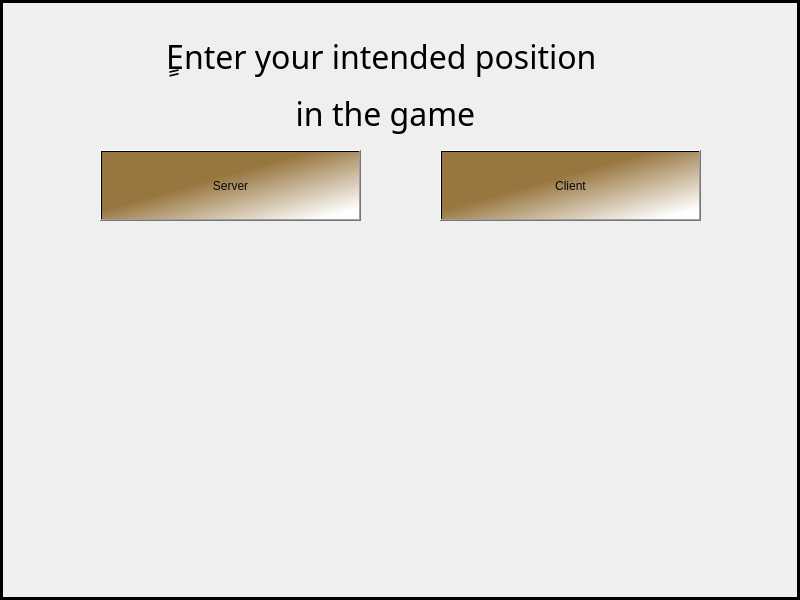
This is SkullKing/clientorserver.ui in faezehghiasi/SkullKing_Game as Qt 5 draws it before an edit. The edited form follows.
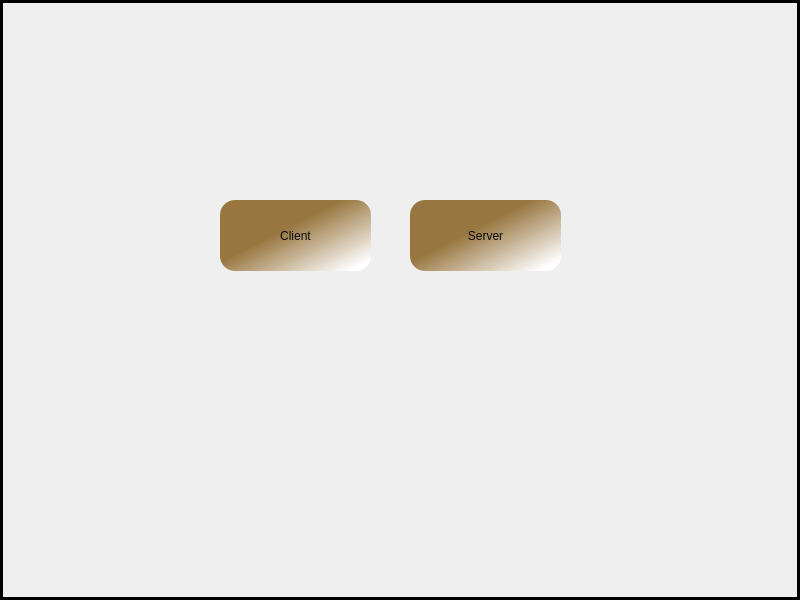
This is the edited form. Icons and pictures are not drawn.

Diff of the .ui file:
```diff
--- a/SkullKing/clientorserver.ui
+++ b/SkullKing/clientorserver.ui
@@ -75,9 +75,9 @@
     <widget class="QPushButton" name="clientButton">
      <property name="geometry">
       <rect>
-       <x>440</x>
-       <y>150</y>
-       <width>261</width>
+       <x>220</x>
+       <y>200</y>
+       <width>151</width>
        <height>71</height>
       </rect>
      </property>
@@ -86,6 +86,7 @@
 
 background-color: qlineargradient(spread:pad, x1:0.0432692, y1:0.051, x2:0.952, y2:0.892045, stop:0.423077 rgba(152, 118, 63, 255), stop:1 rgba(255, 255, 255, 255));
 color: rgb(8, 8, 8);
+border-radius:15px;
 font: 900 16pt &quot;Bodoni MT Black&quot;;
 }
 QPushButton#clientButton:hover{ 
@@ -105,9 +106,9 @@
     <widget class="QPushButton" name="serverButton">
      <property name="geometry">
       <rect>
-       <x>100</x>
-       <y>150</y>
-       <width>261</width>
+       <x>410</x>
+       <y>200</y>
+       <width>151</width>
        <height>71</height>
       </rect>
      </property>
@@ -117,6 +118,7 @@
 
 background-color: qlineargradient(spread:pad, x1:0.0432692, y1:0.051, x2:0.952, y2:0.892045, stop:0.423077 rgba(152, 118, 63, 255), stop:1 rgba(255, 255, 255, 255));
 color: rgb(8, 8, 8);
+border-radius:15px;
 font: 900 16pt &quot;Bodoni MT Black&quot;;
 }
 QPushButton#serverButton:hover{ 
@@ -134,39 +136,12 @@
       <string>Server</string>
      </property>
     </widget>
-    <widget class="QLabel" name="label">
-     <property name="geometry">
-      <rect>
-       <x>120</x>
-       <y>10</y>
-       <width>531</width>
-       <height>151</height>
-      </rect>
-     </property>
-     <property name="font">
-      <font>
-       <family>Bernard MT Condensed</family>
-       <pointsize>14</pointsize>
-       <italic>false</italic>
-       <bold>false</bold>
-      </font>
-     </property>
-     <property name="styleSheet">
-      <string notr="true">background:rgba(0,0,0,0);
-color: rgb(0, 0, 0);
-font: 14pt &quot;Bernard MT Condensed&quot;;
-</string>
-     </property>
-     <property name="text">
-      <string>&lt;html&gt;&lt;head/&gt;&lt;body&gt;&lt;p align=&quot;center&quot;&gt;&lt;span style=&quot; font-size:24pt;&quot;&gt;ٍEnter your intended position &lt;/span&gt;&lt;/p&gt;&lt;p align=&quot;center&quot;&gt;&lt;span style=&quot; font-size:24pt;&quot;&gt;in the game&lt;/span&gt;&lt;/p&gt;&lt;/body&gt;&lt;/html&gt;</string>
-     </property>
-    </widget>
     <widget class="QLabel" name="ipLable">
      <property name="geometry">
       <rect>
-       <x>62</x>
-       <y>489</y>
-       <width>681</width>
+       <x>20</x>
+       <y>460</y>
+       <width>591</width>
        <height>61</height>
       </rect>
      </property>
@@ -179,6 +154,42 @@
       <string/>
      </property>
     </widget>
+    <widget class="QTextBrowser" name="textBrowser">
+     <property name="geometry">
+      <rect>
+       <x>160</x>
+       <y>140</y>
+       <width>491</width>
+       <height>111</height>
+      </rect>
+     </property>
+     <property name="styleSheet">
+      <string notr="true">background-color: rgba(0,0,0,0);
+color: rgb(0, 0, 0);
+border:none;
+font: 16pt &quot;Snap ITC&quot;;
+</string>
+     </property>
+    </widget>
+    <widget class="QLabel" name="label">
+     <property name="geometry">
+      <rect>
+       <x>300</x>
+       <y>300</y>
+       <width>91</width>
+       <height>81</height>
+      </rect>
+     </property>
+     <property name="text">
+      <string/>
+     </property>
+    </widget>
+    <zorder>basePicture</zorder>
+    <zorder>ipLable</zorder>
+    <zorder>textBrowser</zorder>
+    <zorder>label</zorder>
+    <zorder>serverButton</zorder>
+    <zorder>clientButton</zorder>
    </widget>
   </widget>
  </widget>
```
Left out of the diff: 13 changed lines with no effect on the pictures.
